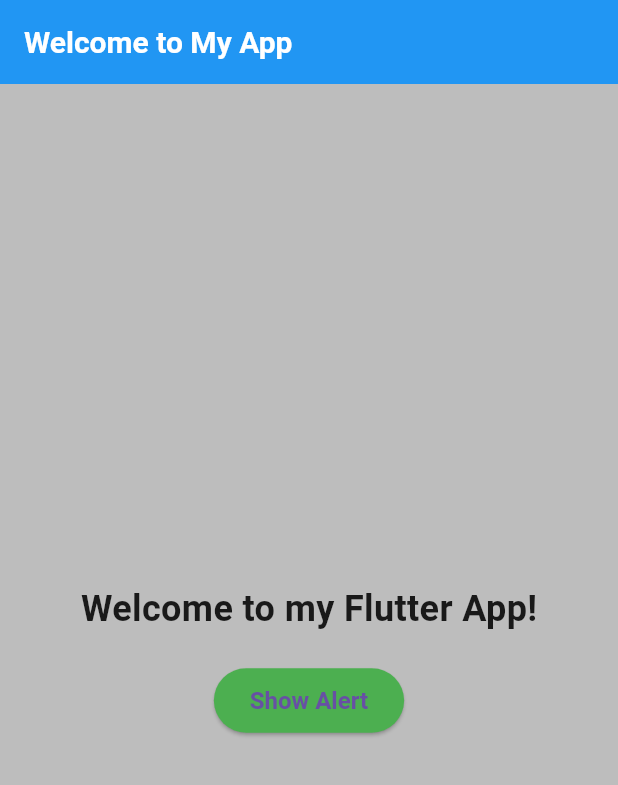
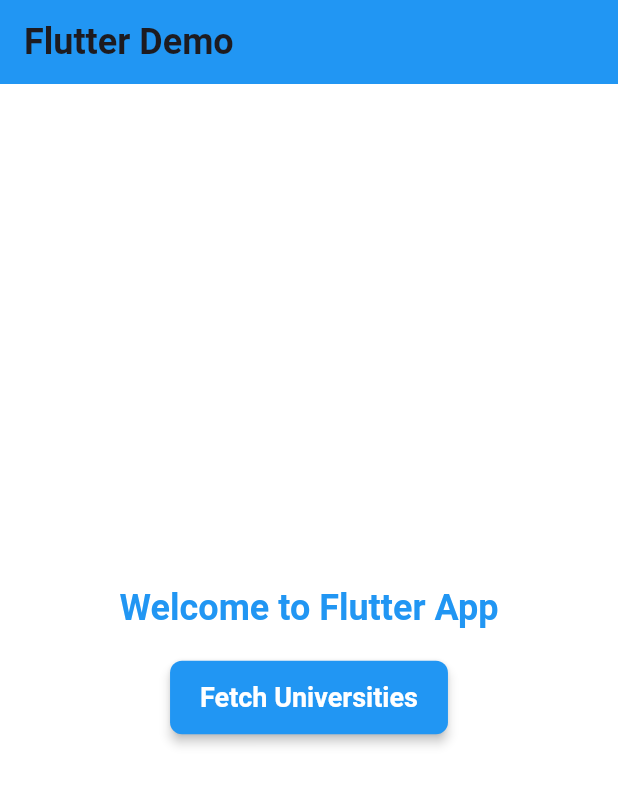
Before and after one commit to samadhiudara/Mobile_Developer_Test, a Flutter app: the screen it shows after launch, on a phone screen of 412 x 824 dp. Shown: the top 785 px of the screen. Run offline on Flutter 3.47's test engine with Material 3 defaults, Android fonts, the light colour scheme and no system bars.

Commit message:
commit task 1

```diff
--- a/lib/home_page.dart
+++ b/lib/home_page.dart
@@ -1,75 +1,108 @@
 import 'package:flutter/material.dart';
-import 'alert_dialog.dart';
+import 'package:http/http.dart' as http;
+import 'dart:convert';
 
-class MyHomePage extends StatefulWidget {
-  @override
-  _MyHomePageState createState() => _MyHomePageState();
-}
-
-class _MyHomePageState extends State<MyHomePage> {
+class MyHomePage extends StatelessWidget {
   @override
   Widget build(BuildContext context) {
     return Scaffold(
       appBar: AppBar(
-        title: Text(
-          'Welcome to My App',
-          style: TextStyle(
-            fontSize: 20.0, // Adjust app bar title font size
-            fontWeight: FontWeight.bold,
-            color: Colors.white, // Change app bar title color
-          ),
-        ),
-        backgroundColor: Colors.blue, // Change app bar background color
-        elevation: 0, // Remove app bar elevation
+        title: Text('Flutter Demo'),
       ),
-      backgroundColor: Colors.grey[400],
       body: Center(
         child: Column(
           mainAxisAlignment: MainAxisAlignment.center,
           children: <Widget>[
             Text(
-              'Welcome to my Flutter App!',
-              style: TextStyle(
-                fontSize: 24.0,
-                fontWeight: FontWeight.bold,
-                color: Colors.black87, // Change text color
-              ),
+              'Welcome to Flutter App',
+              style: Theme.of(context).textTheme.headline6,
             ),
             SizedBox(height: 20.0),
-            ElevatedButton(
-              onPressed: () {
-                _showAlert(context);
-              },
-              style: ButtonStyle(
-                backgroundColor: MaterialStateProperty.all<Color>(Colors.green), // Change button background color
-                textStyle: MaterialStateProperty.all<TextStyle>(
-                  TextStyle(
-                    fontSize: 16.0, // Adjust button text font size
-                    fontWeight: FontWeight.bold,
-                  ),
-                ),
-                padding: MaterialStateProperty.all<EdgeInsetsGeometry>(
-                  EdgeInsets.symmetric(vertical: 12.0, horizontal: 24.0), // Adjust button padding
-                ),
-              ),
-              child: Text('Show Alert'),
-            ),
+            MyButton(),
           ],
         ),
       ),
     );
   }
+}
 
-  void _showAlert(BuildContext context) {
-    showDialog(
-      context: context,
-      builder: (BuildContext context) {
-        return CustomAlertDialog(
-          title: 'Alert',
-          content: 'Button tapped!',
-          buttonText: 'OK',
+class MyButton extends StatelessWidget {
+  Future<void> _fetchUniversities(BuildContext context) async {
+    try {
+      final response = await http.get(Uri.parse(
+          'http://universities.hipolabs.com/search?country=United+States'));
+      if (response.statusCode == 200) {
+        final List<dynamic> data = json.decode(response.body);
+        // Display data in a list view
+        showDialog(
+          context: context,
+          builder: (BuildContext context) {
+            return AlertDialog(
+              title: Text(
+                "Universities in the United States",
+                style: Theme.of(context).textTheme.headline6,
+              ),
+              content: Container(
+                width: double.maxFinite,
+                child: ListView.builder(
+                  shrinkWrap: true,
+                  itemCount: data.length,
+                  itemBuilder: (BuildContext context, int index) {
+                    return ListTile(
+                      title: Text(
+                        data[index]['name'],
+                        style: Theme.of(context).textTheme.bodyText1,
+                      ),
+                      subtitle: Text(
+                        data[index]['country'],
+                        style: Theme.of(context).textTheme.subtitle1,
+                      ),
+                    );
+                  },
+                ),
+              ),
+              actions: <Widget>[
+                TextButton(
+                  onPressed: () {
+                    Navigator.of(context).pop();
+                  },
+                  child: Text("OK"),
+                ),
+              ],
+            );
+          },
         );
+      } else {
+        throw Exception('Failed to load universities');
+      }
+    } catch (error) {
+      showDialog(
+        context: context,
+        builder: (BuildContext context) {
+          return AlertDialog(
+            title: Text("Error"),
+            content: Text("Failed to fetch universities: $error"),
+            actions: <Widget>[
+              TextButton(
+                onPressed: () {
+                  Navigator.of(context).pop();
+                },
+                child: Text("OK"),
+              ),
+            ],
+          );
+        },
+      );
+    }
+  }
+
+  @override
+  Widget build(BuildContext context) {
+    return ElevatedButton(
+      onPressed: () {
+        _fetchUniversities(context);
       },
+      child: Text('Fetch Universities'),
     );
   }
 }
--- a/lib/main.dart
+++ b/lib/main.dart
@@ -12,19 +12,53 @@
       title: 'Flutter Demo',
       theme: ThemeData(
         primarySwatch: Colors.blue,
+        scaffoldBackgroundColor: Colors.white,
+        appBarTheme: AppBarTheme(
+          backgroundColor: Colors.blue,
+        ),
         elevatedButtonTheme: ElevatedButtonThemeData(
-          style: ButtonStyle(
-            backgroundColor: MaterialStateProperty.all<Color>(Colors.green),
+          style: ElevatedButton.styleFrom(
+            foregroundColor: Colors.white, elevation: 3,
+            textStyle: TextStyle(
+              fontSize: 18.0,
+              fontWeight: FontWeight.bold,
+            ),
+            padding: EdgeInsets.symmetric(
+              vertical: 14.0,
+              horizontal: 20.0,
+            ),
+            shape: RoundedRectangleBorder(
+              borderRadius: BorderRadius.circular(8.0),
+            ),
+            backgroundColor: Colors.blue,
           ),
         ),
-        appBarTheme: AppBarTheme(
-          backgroundColor: Colors.orange,
+        textButtonTheme: TextButtonThemeData(
+          style: TextButton.styleFrom(
+            foregroundColor: Colors.blue, textStyle: TextStyle(
+              fontSize: 16.0,
+              fontWeight: FontWeight.bold,
+            ),
+          ),
         ),
         textTheme: TextTheme(
           headline6: TextStyle(
             fontSize: 24.0,
             fontWeight: FontWeight.bold,
-            color: Colors.blueAccent,
+            color: Colors.blue,
+          ),
+          bodyText1: TextStyle(
+            fontSize: 16.0,
+            color: Colors.black,
+          ),
+          subtitle1: TextStyle(
+            fontSize: 16.0,
+            color: Colors.grey[800],
+          ),
+          button: TextStyle(
+            fontSize: 18.0,
+            fontWeight: FontWeight.bold,
+            color: Colors.white,
           ),
         ),
       ),
```
Also changed, not shown: lib/alert_dialog.dart (+8 -3 lines), lib/university.dart (deleted, +0 -16 lines).
